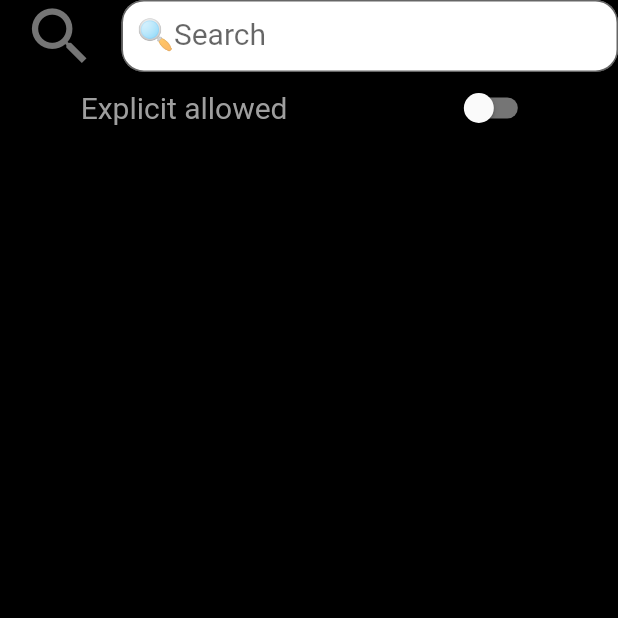
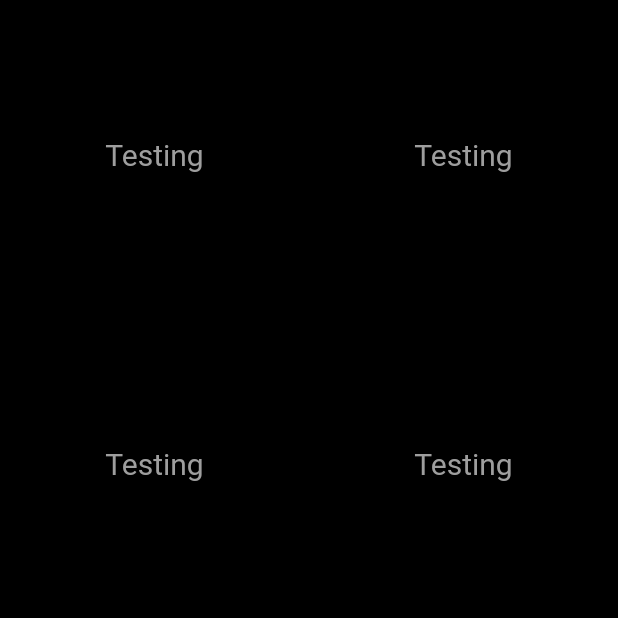
Before and after one commit to NystromAnton/Spotify_Group_Queue, a Flutter app: the SearchPage screen opened directly, on a phone screen of 412 x 824 dp, the top half of it. Run offline on Flutter 3.47's test engine with Material 2 defaults, Android fonts, the phone set to English and light mode, and no system bars.

Commit message:
Experimenting with gridView in searchpage

```diff
--- a/spotify-playback-flutter/design_house_page/lib/main.dart
+++ b/spotify-playback-flutter/design_house_page/lib/main.dart
@@ -22,9 +22,9 @@ class App extends StatelessWidget {
               display1: TextStyle( // House page text
                 fontSize: 20.0,
                 color: Colors.grey[500]),
-              display2: TextStyle(
-                fontSize: 24.0,
-                color: Colors.grey[300],
+              display2: TextStyle( // Search Text Font
+                fontSize: 20.0,
+                color: Colors.grey[1000],
               ),
               button: TextStyle(color: Colors.white))),
       home: LoginPage(),
--- a/spotify-playback-flutter/design_house_page/lib/searchpage.dart
+++ b/spotify-playback-flutter/design_house_page/lib/searchpage.dart
@@ -8,60 +8,53 @@ class SearchPage extends StatefulWidget {
 } //SearchPage
 
 class _SearchState extends State<SearchPage> {
-
   @override
   Widget build(BuildContext context) {
     return Scaffold(
-      backgroundColor: Theme.of(context).backgroundColor,
-      body: ListView(
-        children: <Widget>[
-          Theme(
+        backgroundColor: Theme.of(context).backgroundColor,
+        body: Theme(
             data: Theme.of(context),
-            child: Column(
-                mainAxisAlignment: MainAxisAlignment.spaceAround,
-                children: <Widget>[
-                  Row(
-                    mainAxisAlignment: MainAxisAlignment.spaceAround,
-                    children: <Widget>[Padding(padding: EdgeInsets.only(left:15.0)),Flexible(
-                          child: TextField(
-                              style: Theme.of(context).textTheme.display1,
-                              decoration: InputDecoration( //TODO: Fixa så att förstoringsglaset är en icon.
-                                      icon: Icon(Icons.search, color: Theme.of(context).buttonColor, size: 50.0,),
-                                      filled: true,
-                                      labelText: '🔍Search',
-                                      fillColor: Colors.white,
-                                      contentPadding: EdgeInsets.all(10.0),
-                                      border: new OutlineInputBorder(
-                                          borderRadius: new BorderRadius.circular(15.0),
-                                          borderSide: new BorderSide(),
+            child:
+                // Row(
+                //     mainAxisAlignment: MainAxisAlignment.spaceAround,
+                //     children: <Widget>[
+                //       Padding(padding: EdgeInsets.only(left: 15.0)),
+                //       TextField(
+                //         style: Theme.of(context).textTheme.display2,
+                //         decoration: InputDecoration(
+                //             icon: Icon(
+                //               Icons.search,
+                //               color: Theme.of(context).buttonColor,
+                //               size: 50.0,
+                //             ),
+                //             filled: true,
+                //             labelText: 'Search',
+                //             fillColor: Colors.white,
+                //             hasFloatingPlaceholder: false,
+                //             contentPadding: EdgeInsets.all(10.0),
+                //             border: new OutlineInputBorder(
+                //               borderRadius: new BorderRadius.circular(15.0),
+                //               borderSide: new BorderSide(),
+                //             ) //border
 
-                                      )//border
+                //             ), //InputDecoration
+                //       ) //TextField
 
-                                ),//InputDecoration
-                                ) //TextField
-                        )//Flexible
-                    ]// children: <Widget> #3
-                  ),//Row
-                  Row(
-                    mainAxisAlignment: MainAxisAlignment.spaceAround,
-                    children: <Widget>[
-                      Text("Explicit allowed",
-                          style: Theme.of(context).textTheme.display1),
-                      Switch(
-                        activeColor: Theme.of(context).toggleableActiveColor,
-                        inactiveTrackColor: Theme.of(context).buttonColor,
-                        onChanged: (bool value) {
-                          value = !value;
-                          },
-                        value: false,
-                      ),
-                    ],
-              ),//Row#2
-                ], //Children: <Widget> #2
-              ) // Column
-          )//Theme
-        ], //children: <Widget>
-      ), // Body: ListView
-    ); //Scaffold
+                //           ,
+                //       Padding(
+                //         padding: EdgeInsets.only(right: 15.0),
+                //       )
+                //     ] // children: <Widget> #3
+                //     ), //Row
+                GridView.count(
+              crossAxisCount: 2,
+              children: List.generate(4, (index) {
+                return Center(child: Text(
+                  'Testing',
+                  style: Theme.of(context).textTheme.display1,
+                ));
+              }),
+            )) //Theme
+        ); //Scaffold
   } //Widget Build
 } //_SearchPage
```
